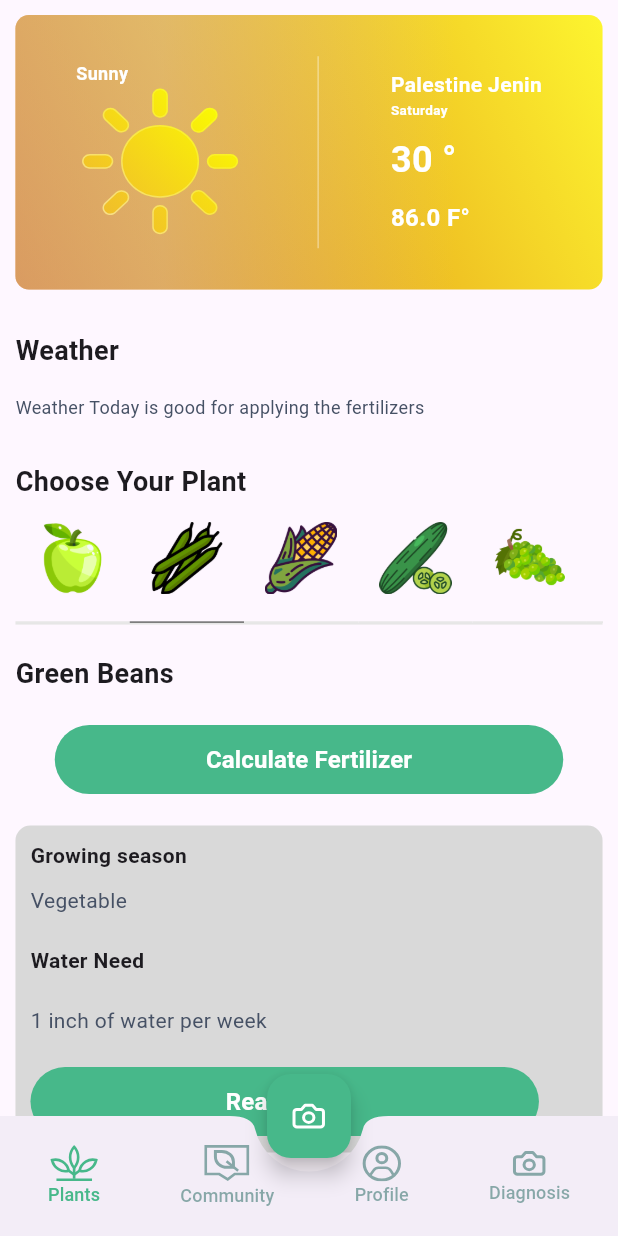
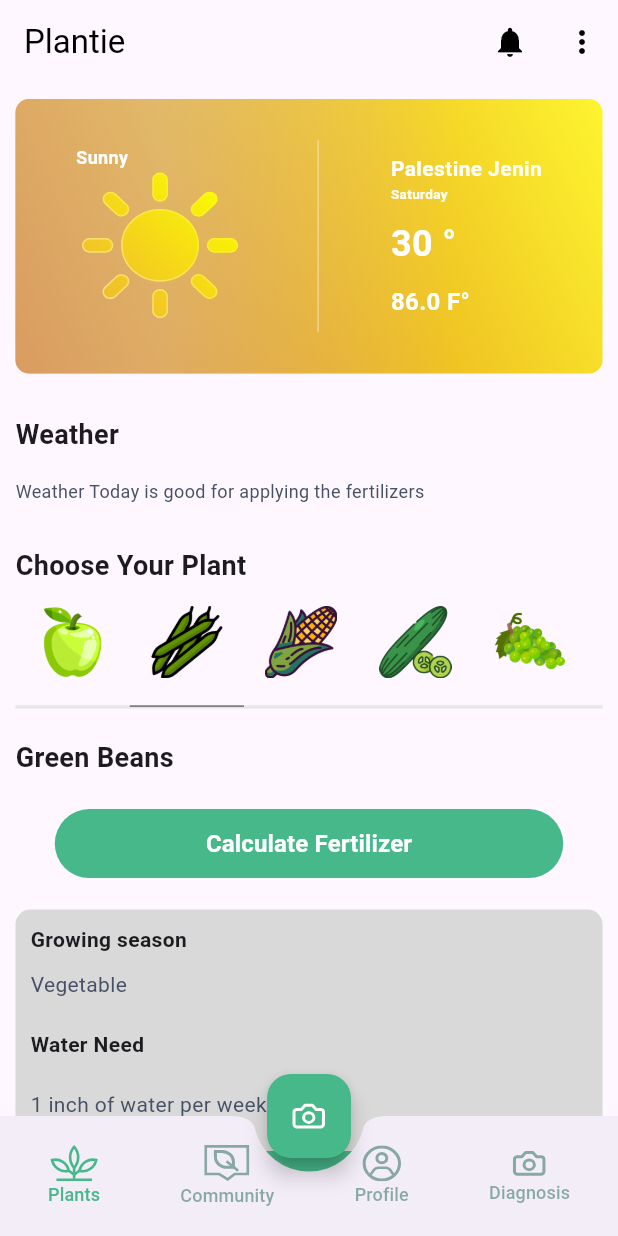
Before and after one commit to PlantieTeam/PlantieMobileApp, a Flutter app: the screen it shows after launch, on a phone screen of 412 x 824 dp. Run offline on Flutter 3.47's test engine with Material 3 defaults, Android fonts, the phone set to English and light mode, and no system bars; drawn by our look-alikes of flip_card; our stand-ins replace bloc, equatable, flutter_bloc, flutter_svg.

Commit message:
Add AppBar to the scaffold

```diff
--- a/lib/shared/custom_navbar_page.dart
+++ b/lib/shared/custom_navbar_page.dart
@@ -26,6 +26,24 @@ class _MyWidgetState extends State<CustomNavBar> {
     const double iconsSize = 10;
     return SafeArea(
         child: Scaffold(
+      // drawer: const Drawer(),
+      appBar: AppBar(
+        iconTheme: const IconThemeData(color: Colors.black),
+        backgroundColor: Colors.transparent,
+        elevation: 0,
+        title: const Text(
+          'Plantie',
+          style: TextStyle(color: Colors.black),
+        ),
+        actions: [
+          IconButton(
+              onPressed: () {},
+              icon: Icon(
+                Icons.notifications,
+              )),
+          IconButton(onPressed: () {}, icon: Icon(Icons.more_vert)),
+        ],
+      ),
       body: PageStorage(
         bucket: bucket,
         child: currentScreen,
```
